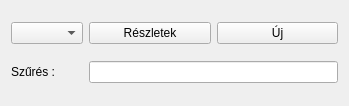
The window that lv2g/fkeyed.ui (csikfer/lanview2) describes before a commit, drawn with Qt 5.
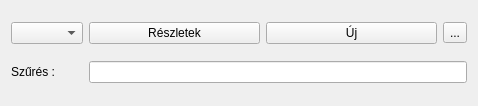
The same window after the commit. Icons and pictures are not drawn.

Diff of the .ui file:
```diff
--- a/lv2g/fkeyed.ui
+++ b/lv2g/fkeyed.ui
@@ -6,7 +6,7 @@
    <rect>
     <x>0</x>
     <y>0</y>
-    <width>349</width>
+    <width>478</width>
     <height>106</height>
    </rect>
   </property>
@@ -43,6 +43,17 @@
        </property>
       </widget>
      </item>
+     <item>
+      <widget class="QToolButton" name="toolButtonRefresh">
+       <property name="text">
+        <string>...</string>
+       </property>
+       <property name="icon">
+        <iconset resource="lv2g.qrc">
+         <normaloff>:/icons/refresh.ico</normaloff>:/icons/refresh.ico</iconset>
+       </property>
+      </widget>
+     </item>
     </layout>
    </item>
    <item row="1" column="0">
```
Left out of the diff: 4 changed lines with no effect on the pictures.
